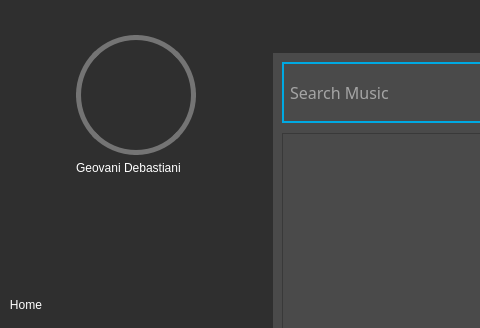
Before: the Qt Designer form View/UI/Interface.ui in GeovaniTech/ListenNow_V2, drawn with Qt 5; both pictures show x 0 to 480 and y 0 to 328 of the 1252 by 854 pixel window.
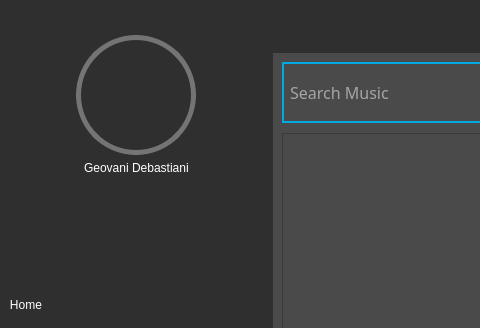
After: the same form once the commit is applied. Icons and pictures are not drawn.

Commit message: Add songs and configuring buttons completed

Diff of the .ui file:
```diff
--- a/View/UI/Interface.ui
+++ b/View/UI/Interface.ui
@@ -96,7 +96,7 @@
           <property name="bottomMargin">
            <number>0</number>
           </property>
-          <item alignment="Qt::AlignHCenter|Qt::AlignTop">
+          <item alignment="Qt::AlignTop">
            <widget class="QFrame" name="frame_2">
             <property name="frameShape">
              <enum>QFrame::NoFrame</enum>
@@ -136,7 +136,7 @@
                </property>
               </widget>
              </item>
-             <item>
+             <item alignment="Qt::AlignHCenter">
               <widget class="QLabel" name="lbl_nome_2">
                <property name="styleSheet">
                 <string notr="true">font: 12pt &quot;Montserrat&quot;;
```
The commit also changes 4 other files.
